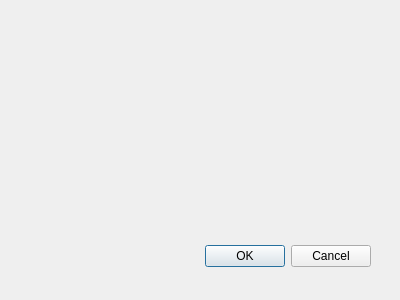
The window that setupdialog.ui (StepFanFly/lines) describes before a commit, drawn with Qt 5.
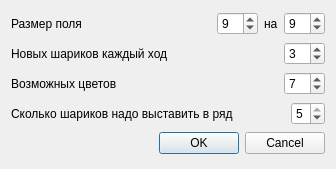
The same window after the commit.

The edit to the form file:
```diff
--- a/setupdialog.ui
+++ b/setupdialog.ui
@@ -8,29 +8,193 @@
    <rect>
     <x>0</x>
     <y>0</y>
-    <width>400</width>
-    <height>300</height>
+    <width>336</width>
+    <height>169</height>
    </rect>
   </property>
   <property name="windowTitle">
    <string>Dialog</string>
   </property>
-  <widget class="QDialogButtonBox" name="buttonBox">
-   <property name="geometry">
-    <rect>
-     <x>30</x>
-     <y>240</y>
-     <width>341</width>
-     <height>32</height>
-    </rect>
-   </property>
-   <property name="orientation">
-    <enum>Qt::Horizontal</enum>
-   </property>
-   <property name="standardButtons">
-    <set>QDialogButtonBox::Cancel|QDialogButtonBox::Ok</set>
-   </property>
-  </widget>
+  <layout class="QVBoxLayout" name="verticalLayout">
+   <item>
+    <layout class="QHBoxLayout" name="horizontalLayout">
+     <item>
+      <widget class="QLabel" name="label">
+       <property name="text">
+        <string>Размер поля</string>
+       </property>
+      </widget>
+     </item>
+     <item>
+      <spacer name="horizontalSpacer">
+       <property name="orientation">
+        <enum>Qt::Horizontal</enum>
+       </property>
+       <property name="sizeHint" stdset="0">
+        <size>
+         <width>40</width>
+         <height>20</height>
+        </size>
+       </property>
+      </spacer>
+     </item>
+     <item>
+      <widget class="QSpinBox" name="x_spin">
+       <property name="minimum">
+        <number>5</number>
+       </property>
+       <property name="maximum">
+        <number>20</number>
+       </property>
+       <property name="value">
+        <number>9</number>
+       </property>
+      </widget>
+     </item>
+     <item>
+      <widget class="QLabel" name="label_2">
+       <property name="text">
+        <string>на</string>
+       </property>
+      </widget>
+     </item>
+     <item>
+      <widget class="QSpinBox" name="y_spin">
+       <property name="minimum">
+        <number>5</number>
+       </property>
+       <property name="maximum">
+        <number>20</number>
+       </property>
+       <property name="value">
+        <number>9</number>
+       </property>
+      </widget>
+     </item>
+    </layout>
+   </item>
+   <item>
+    <layout class="QHBoxLayout" name="horizontalLayout_3">
+     <item>
+      <widget class="QLabel" name="label_3">
+       <property name="text">
+        <string>Новых шариков каждый ход</string>
+       </property>
+      </widget>
+     </item>
+     <item>
+      <spacer name="horizontalSpacer_3">
+       <property name="orientation">
+        <enum>Qt::Horizontal</enum>
+       </property>
+       <property name="sizeHint" stdset="0">
+        <size>
+         <width>40</width>
+         <height>20</height>
+        </size>
+       </property>
+      </spacer>
+     </item>
+     <item>
+      <widget class="QSpinBox" name="new_spin">
+       <property name="minimum">
+        <number>2</number>
+       </property>
+       <property name="maximum">
+        <number>10</number>
+       </property>
+       <property name="value">
+        <number>3</number>
+       </property>
+      </widget>
+     </item>
+    </layout>
+   </item>
+   <item>
+    <layout class="QHBoxLayout" name="horizontalLayout_4">
+     <item>
+      <widget class="QLabel" name="label_4">
+       <property name="text">
+        <string>Возможных цветов</string>
+       </property>
+      </widget>
+     </item>
+     <item>
+      <spacer name="horizontalSpacer_4">
+       <property name="orientation">
+        <enum>Qt::Horizontal</enum>
+       </property>
+       <property name="sizeHint" stdset="0">
+        <size>
+         <width>40</width>
+         <height>20</height>
+        </size>
+       </property>
+      </spacer>
+     </item>
+     <item>
+      <widget class="QSpinBox" name="color_spin">
+       <property name="minimum">
+        <number>2</number>
+       </property>
+       <property name="maximum">
+        <number>14</number>
+       </property>
+       <property name="value">
+        <number>7</number>
+       </property>
+      </widget>
+     </item>
+    </layout>
+   </item>
+   <item>
+    <layout class="QHBoxLayout" name="horizontalLayout_5">
+     <item>
+      <widget class="QLabel" name="label_5">
+       <property name="text">
+        <string>Сколько шариков надо выставить в ряд</string>
+       </property>
+      </widget>
+     </item>
+     <item>
+      <spacer name="horizontalSpacer_5">
+       <property name="orientation">
+        <enum>Qt::Horizontal</enum>
+       </property>
+       <property name="sizeHint" stdset="0">
+        <size>
+         <width>40</width>
+         <height>20</height>
+        </size>
+       </property>
+      </spacer>
+     </item>
+     <item>
+      <widget class="QSpinBox" name="del_spin">
+       <property name="minimum">
+        <number>2</number>
+       </property>
+       <property name="maximum">
+        <number>5</number>
+       </property>
+       <property name="value">
+        <number>5</number>
+       </property>
+      </widget>
+     </item>
+    </layout>
+   </item>
+   <item>
+    <widget class="QDialogButtonBox" name="buttonBox">
+     <property name="orientation">
+      <enum>Qt::Horizontal</enum>
+     </property>
+     <property name="standardButtons">
+      <set>QDialogButtonBox::Cancel|QDialogButtonBox::Ok</set>
+     </property>
+    </widget>
+   </item>
+  </layout>
  </widget>
  <pixmapfunction/>
  <resources/>
```
Left out of the diff: 19 changed lines with no effect on the pictures.
